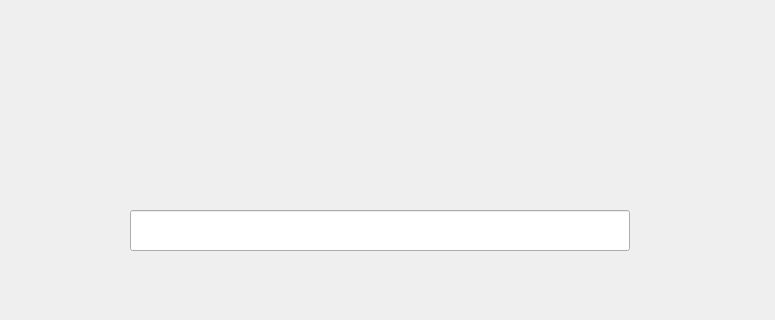
Old version of the form map.ui in the repository duny-explorer/Api; both pictures show x 0 to 775 and y 500 to 820 of the 775 by 820 pixel window.
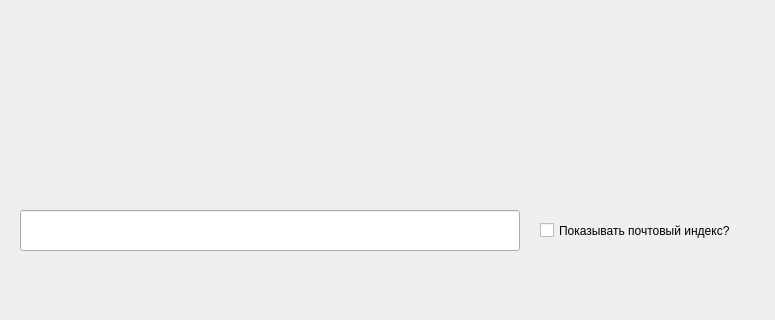
New version of the form.

```diff
--- a/map.ui
+++ b/map.ui
@@ -190,7 +190,7 @@
    <widget class="QLineEdit" name="address">
     <property name="geometry">
      <rect>
-      <x>130</x>
+      <x>20</x>
       <y>680</y>
       <width>500</width>
       <height>41</height>
@@ -200,6 +200,19 @@
      <bool>true</bool>
     </property>
    </widget>
+   <widget class="QCheckBox" name="index">
+    <property name="geometry">
+     <rect>
+      <x>540</x>
+      <y>680</y>
+      <width>211</width>
+      <height>41</height>
+     </rect>
+    </property>
+    <property name="text">
+     <string>Показывать почтовый индекс?</string>
+    </property>
+   </widget>
   </widget>
   <widget class="QMenuBar" name="menubar">
    <property name="geometry">
```
